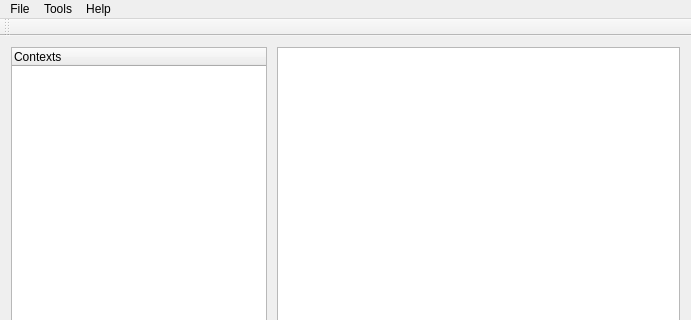
Above: ElcoLinguist/ui/mainwindow.ui from mlorenzano/linguist before the change; both pictures show x 0 to 691 and y 0 to 320 of the 691 by 695 pixel window. Below: the same form after it.
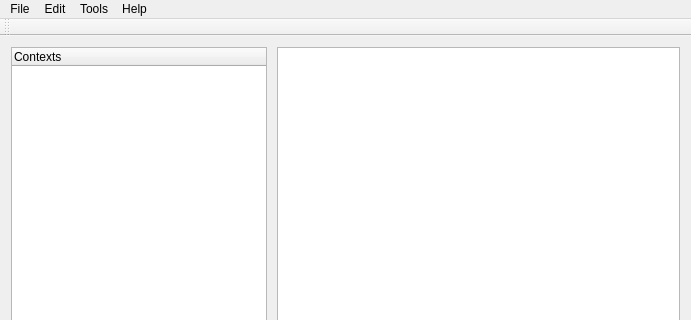
That is the form after the change. Icons and pictures are not drawn.

What changed in the file:
```diff
--- a/ElcoLinguist/ui/mainwindow.ui
+++ b/ElcoLinguist/ui/mainwindow.ui
@@ -103,7 +103,7 @@
      <x>0</x>
      <y>0</y>
      <width>691</width>
-     <height>22</height>
+     <height>20</height>
     </rect>
    </property>
    <widget class="QMenu" name="menuFile">
@@ -112,9 +112,9 @@
     </property>
     <addaction name="separator"/>
    </widget>
-   <widget class="QMenu" name="menuTools">
+   <widget class="QMenu" name="menuEdit">
     <property name="title">
-     <string>Tools</string>
+     <string>Edit</string>
     </property>
     <addaction name="separator"/>
    </widget>
@@ -123,7 +123,13 @@
      <string>Help</string>
     </property>
    </widget>
+   <widget class="QMenu" name="menuTools">
+    <property name="title">
+     <string>Tools</string>
+    </property>
+   </widget>
    <addaction name="menuFile"/>
+   <addaction name="menuEdit"/>
    <addaction name="menuTools"/>
    <addaction name="menuHelp"/>
   </widget>
```
